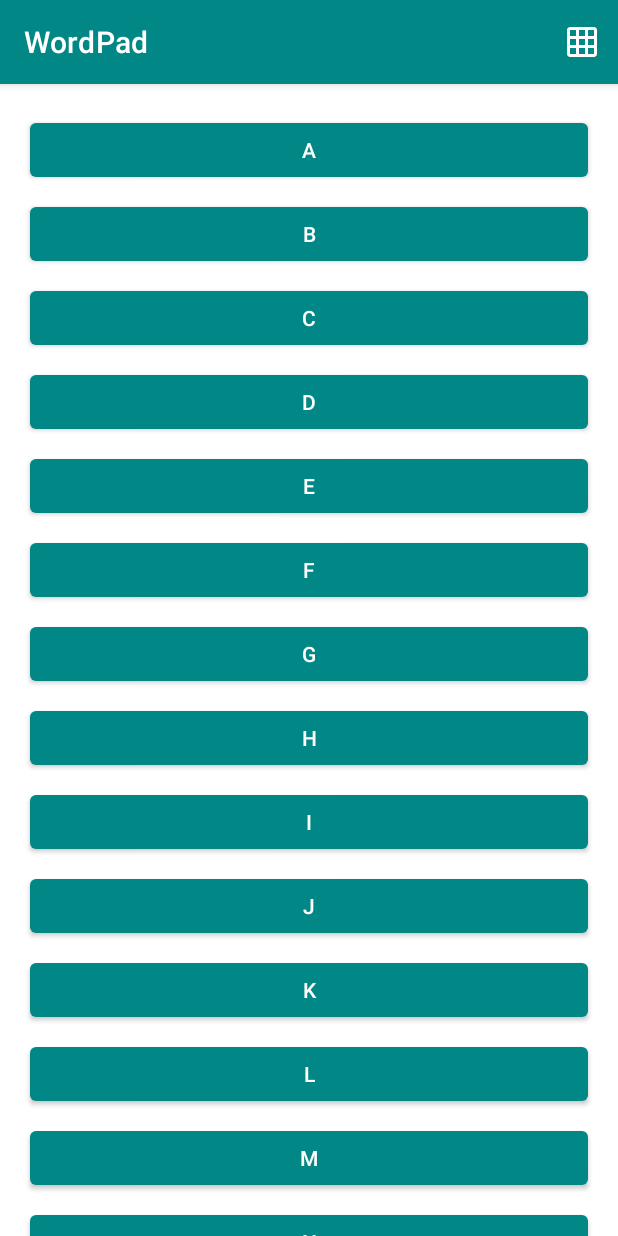
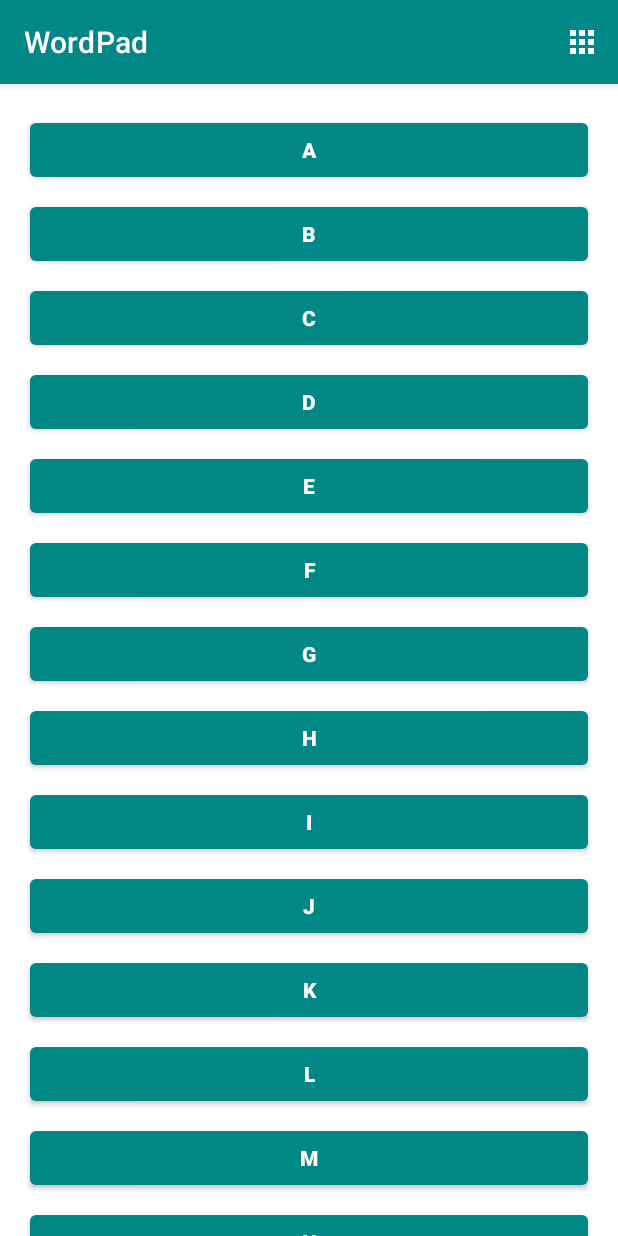
Before and after one commit to road2android/wordpad, an Android app: the screen it shows after launch (MainActivity), on a phone screen of 412 x 824 dp. Run offline under Robolectric (Android 15) with nearby library versions, the phone set to English and light mode, and no system bars.

Commit message:
dynamic grid layout added

```diff
--- a/app/src/main/res/drawable/ic_grid_layout.xml
+++ b/app/src/main/res/drawable/ic_grid_layout.xml
@@ -1,5 +1,6 @@
+<?xml version="1.0" encoding="utf-8"?>
 <vector android:height="24dp" android:tint="#FFFFFF"
     android:viewportHeight="24" android:viewportWidth="24"
     android:width="24dp" xmlns:android="http://schemas.android.com/apk/res/android">
-    <path android:fillColor="@android:color/white" android:pathData="M20,2L4,2c-1.1,0 -2,0.9 -2,2v16c0,1.1 0.9,2 2,2h16c1.1,0 2,-0.9 2,-2L22,4c0,-1.1 -0.9,-2 -2,-2zM8,20L4,20v-4h4v4zM8,14L4,14v-4h4v4zM8,8L4,8L4,4h4v4zM14,20h-4v-4h4v4zM14,14h-4v-4h4v4zM14,8h-4L10,4h4v4zM20,20h-4v-4h4v4zM20,14h-4v-4h4v4zM20,8h-4L16,4h4v4z"/>
+    <path android:fillColor="@android:color/white" android:pathData="M4,8h4L8,4L4,4v4zM10,20h4v-4h-4v4zM4,20h4v-4L4,16v4zM4,14h4v-4L4,10v4zM10,14h4v-4h-4v4zM16,4v4h4L20,4h-4zM10,8h4L14,4h-4v4zM16,14h4v-4h-4v4zM16,20h4v-4h-4v4z"/>
 </vector>
--- a/app/src/main/res/layout/activity_detail.xml
+++ b/app/src/main/res/layout/activity_detail.xml
@@ -10,7 +10,7 @@
         android:layout_width="match_parent"
         android:layout_height="match_parent"
         android:clipToPadding="false"
-        android:padding="16dp"
+        android:padding="8dp"
         tools:listitem="@layout/item_view" />
 
 </FrameLayout>
--- a/app/src/main/res/layout/activity_main.xml
+++ b/app/src/main/res/layout/activity_main.xml
@@ -1,9 +1,18 @@
 <?xml version="1.0" encoding="utf-8"?>
 <FrameLayout xmlns:android="http://schemas.android.com/apk/res/android"
     xmlns:tools="http://schemas.android.com/tools"
+    xmlns:app="http://schemas.android.com/apk/res-auto"
     android:layout_width="match_parent"
     android:layout_height="match_parent"
     tools:context=".MainActivity">
+
+<!--    <androidx.fragment.app.FragmentContainerView-->
+<!--        android:id="@+id/nav_host_fragment"-->
+<!--        android:name="androidx.navigation.fragment.NavHostFragment"-->
+<!--        android:layout_width="match_parent"-->
+<!--        android:layout_height="match_parent"-->
+<!--        app:defaultNavHost="true"-->
+<!--        app:navGraph="@navigation/nav_graph"/>-->
 
     <androidx.recyclerview.widget.RecyclerView
         android:id="@+id/recycler_view"
--- a/app/src/main/res/layout/item_view.xml
+++ b/app/src/main/res/layout/item_view.xml
@@ -4,4 +4,5 @@
     android:layout_width="match_parent"
     android:layout_height="wrap_content"
     android:layout_margin="4dp"
-    android:padding="8dp" />
+    android:padding="4dp"
+    android:textStyle="bold" />
--- /dev/null
+++ b/app/src/main/res/navigation/nav_graph.xml
@@ -0,0 +1,25 @@
+<?xml version="1.0" encoding="utf-8"?>
+<navigation xmlns:android="http://schemas.android.com/apk/res/android"
+    xmlns:app="http://schemas.android.com/apk/res-auto"
+    xmlns:tools="http://schemas.android.com/tools"
+    android:id="@+id/nav_graph">
+<!--    app:startDestination="@id/letterListFragment">-->
+
+<!--    <fragment-->
+<!--        android:id="@+id/letterListFragment"-->
+<!--        android:name="com.example.wordsapp.LetterListFragment"-->
+<!--        android:label="@string/app_name">-->
+<!--        <action-->
+<!--            android:id="@+id/action_letterListFragment_to_wordListFragment"-->
+<!--            app:destination="@id/wordListFragment" />-->
+<!--    </fragment>-->
+<!--    <fragment-->
+<!--        android:id="@+id/wordListFragment"-->
+<!--        android:name="com.example.wordsapp.WordListFragment"-->
+<!--        android:label="@string/word_list_fragment_label"-->
+<!--        tools:layout="@layout/fragment_word_list">-->
+<!--        <argument-->
+<!--            android:name="letter"-->
+<!--            app:argType="string" />-->
+<!--    </fragment>-->
+</navigation>
--- a/app/src/main/res/values/colors.xml
+++ b/app/src/main/res/values/colors.xml
@@ -7,6 +7,7 @@
     <color name="teal_700">#FF018786</color>
     <color name="teal_900">#006064</color>
     <color name="blue_200">#62A3FF</color>
+    <color name="blue_500">#ED3F97EB</color>
     <color name="blue_700">#1675D1</color>
     <color name="blue_900">#004A9F</color>
     <color name="black">#FF000000</color>
```
Also changed, not shown: app/src/main/java/com/hafijulislam/wordpad/DetailActivity.kt (+71 -8 lines), app/src/main/java/com/hafijulislam/wordpad/MainActivity.kt (+23 -2 lines), app/src/main/java/com/hafijulislam/wordpad/adapter/WordAdapter.kt (+6 -5 lines).
